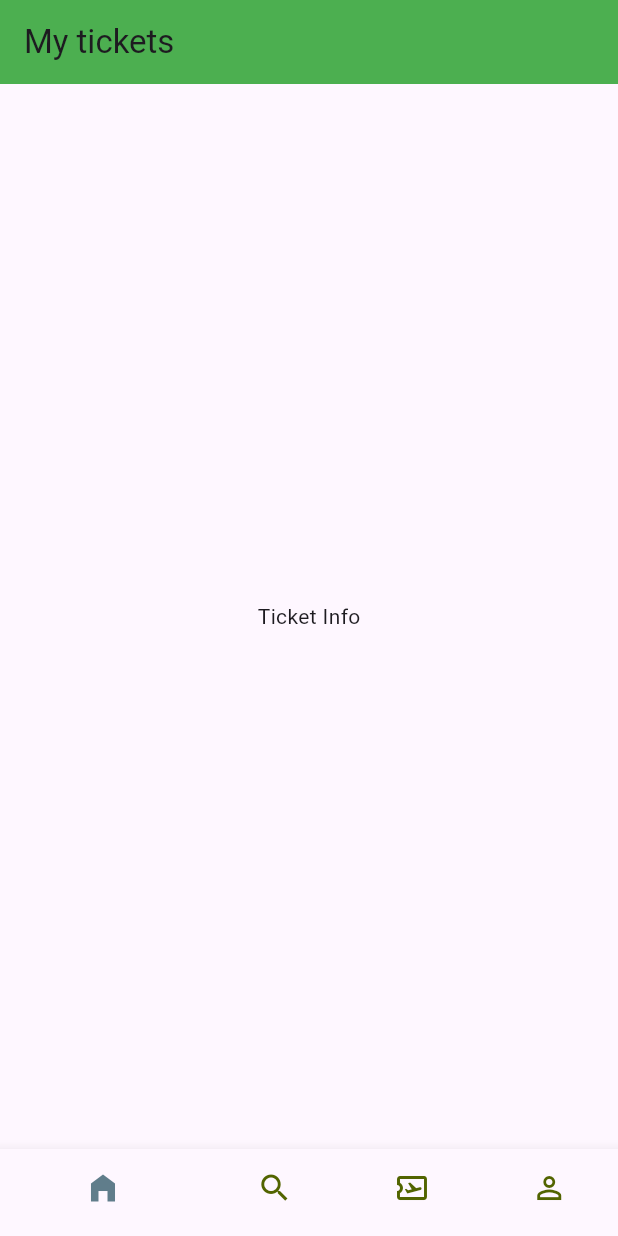
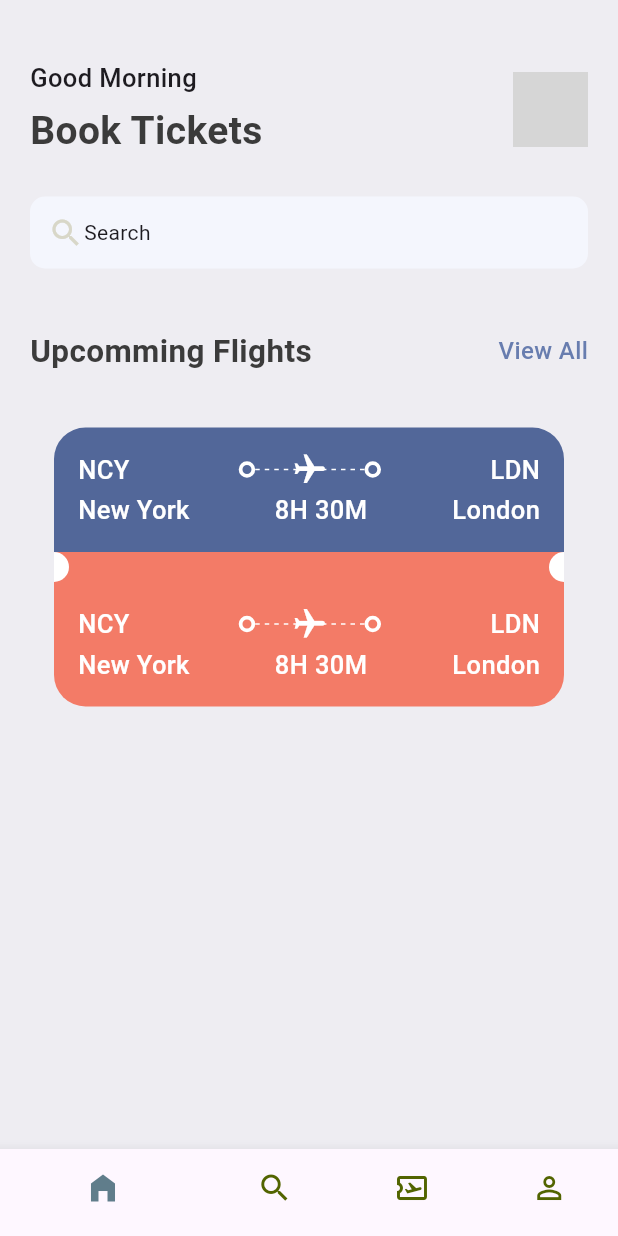
Before and after one commit to fahadahmadshemul/flutterapp, a Flutter app: the screen it shows after launch, on a phone screen of 412 x 824 dp. Run offline on Flutter 3.47's test engine with Material 3 defaults, Android fonts, the phone set to English and light mode, and no system bars; network calls fail; grey boxes are pictures that could not be loaded.

Commit message:
add ticket design search and header

```diff
--- a/lib/base/bottom_nav_bar.dart
+++ b/lib/base/bottom_nav_bar.dart
@@ -1,5 +1,5 @@
-import 'package:flutter/cupertino.dart';
 import 'package:flutter/material.dart';
+import 'package:flutter_practice/screens/home_screen.dart';
 
 class BottomNavBar extends StatefulWidget {
   const BottomNavBar({super.key});
@@ -9,27 +9,50 @@ class BottomNavBar extends StatefulWidget {
 }
 
 class _BottomNavBarState extends State<BottomNavBar> {
+  final AppScreen = [
+    const HomeScreen(),
+    const Center(child: Text("Search")),
+    const Center(child: Text("Tickets")),
+    const Center(child: Text("Profile")),
+  ];
+
+  //change out index for BottomNavBar
+  int __selectedIndex = 0;
+
+  void __onItemTapped(int index) {
+    setState(() {
+      __selectedIndex = index;
+    });
+  }
+
   @override
   Widget build(BuildContext context) {
     return Scaffold(
-      appBar: AppBar(
-        title: Text("My tickets"),
-        backgroundColor: Colors.green,
-      ),
-      body: Center(
-        child: Text("Ticket Info"),
-      ),
+      body: AppScreen[__selectedIndex],
       bottomNavigationBar: BottomNavigationBar(
-        selectedItemColor: Colors.blueGrey,
-        unselectedItemColor: const Color(0xFF526400),
-        showSelectedLabels: false,
-        items: [
-          BottomNavigationBarItem(icon: Icon(Icons.home), label: "Home", activeIcon: Icon((Icons.home_filled))),
-          BottomNavigationBarItem(icon: Icon(Icons.search), label: "Search", activeIcon: Icon((Icons.search_sharp))),
-          BottomNavigationBarItem(icon: Icon(Icons.airplane_ticket_outlined), label: "Tickets", activeIcon: Icon((Icons.airplane_ticket_sharp))),
-          BottomNavigationBarItem(icon: Icon(Icons.person_outline_sharp), label: "Profile", activeIcon: Icon((Icons.person))),
-        ]
-      ),
+          currentIndex: __selectedIndex,
+          onTap: __onItemTapped,
+          selectedItemColor: Colors.blueGrey,
+          unselectedItemColor: const Color(0xFF526400),
+          showSelectedLabels: false,
+          items: [
+            BottomNavigationBarItem(
+                icon: Icon(Icons.home_outlined),
+                label: "Home",
+                activeIcon: Icon((Icons.home_filled))),
+            BottomNavigationBarItem(
+                icon: Icon(Icons.search),
+                label: "Search",
+                activeIcon: Icon((Icons.search_sharp))),
+            BottomNavigationBarItem(
+                icon: Icon(Icons.airplane_ticket_outlined),
+                label: "Tickets",
+                activeIcon: Icon((Icons.airplane_ticket_sharp))),
+            BottomNavigationBarItem(
+                icon: Icon(Icons.person_outline_sharp),
+                label: "Profile",
+                activeIcon: Icon((Icons.person))),
+          ]),
     );
   }
 }
--- /dev/null
+++ b/lib/base/res/styles/app_style.dart
@@ -0,0 +1,22 @@
+import 'package:flutter/material.dart';
+
+Color primary = Color(0xFF687daf);
+
+class AppStyle {
+  static Color primaryColor = primary;
+  static Color textColor = const Color(0xFF3b3b3b);
+  static Color bgColor = const Color(0xFFeeedf2);
+  static Color ticketBlue = const Color(0xFF526799);
+  static Color ticketOrange = const Color(0xFFF37B67);
+
+  static TextStyle textStyle =
+  TextStyle(fontSize: 16, color: textColor, fontWeight: FontWeight.w500);
+
+  static TextStyle headlineStyleOne =
+  TextStyle(fontSize: 26, fontWeight: FontWeight.bold, color: textColor);
+  static TextStyle headlineStyleTwo =
+  TextStyle(fontSize: 21, fontWeight: FontWeight.bold, color: textColor);
+
+  static TextStyle headlineStyleThree =
+  const TextStyle(fontSize: 17, fontWeight: FontWeight.w500);
+}
--- /dev/null
+++ b/lib/base/widgets/app_double_text.dart
@@ -0,0 +1,29 @@
+import 'package:flutter/material.dart';
+import 'package:flutter_practice/base/res/styles/app_style.dart';
+
+class AppDoubleText extends StatelessWidget {
+  const AppDoubleText(
+      {Key? key, required this.bigText, required this.smallText})
+      : super(key: key);
+
+  final String bigText;
+  final String smallText;
+
+  @override
+  Widget build(BuildContext context) {
+    return Row(
+      mainAxisAlignment: MainAxisAlignment.spaceBetween,
+      children: [
+        Text(
+          bigText,
+          style: AppStyle.headlineStyleTwo,
+        ),
+        InkWell(
+          onTap: () {},
+          child: Text(smallText,
+              style: AppStyle.textStyle.copyWith(color: AppStyle.primaryColor)),
+        )
+      ],
+    );
+  }
+}
--- /dev/null
+++ b/lib/base/widgets/app_layout_builder_widget.dart
@@ -0,0 +1,29 @@
+import 'package:flutter/material.dart';
+
+class AppLayoutBuilder extends StatelessWidget {
+  final int randomDivider; // Corrected variable name to follow Dart conventions
+  const AppLayoutBuilder({Key? key, required this.randomDivider})
+      : super(key: key);
+
+  @override
+  Widget build(BuildContext context) {
+    return LayoutBuilder(
+      builder: (BuildContext context, BoxConstraints constraints) {
+        return Flex(
+          mainAxisAlignment: MainAxisAlignment.spaceBetween,
+          direction: Axis.horizontal,
+          children: List.generate(
+            (constraints.maxWidth / randomDivider).floor(), // Use maxWidth
+                (index) => SizedBox(
+              width: 3,
+              height: 1,
+              child: DecoratedBox(
+                decoration: BoxDecoration(color: Colors.white),
+              ),
+            ),
+          ),
+        );
+      },
+    );
+  }
+}
--- /dev/null
+++ b/lib/base/widgets/big_circle.dart
@@ -0,0 +1,28 @@
+import 'package:flutter/material.dart';
+
+class BigCircle extends StatelessWidget {
+  final bool isRight;
+  const BigCircle({Key? key, required this.isRight}) : super(key: key);
+
+  @override
+  Widget build(BuildContext context) {
+    return Row(
+      children: [
+        SizedBox(
+          height: 20,
+          width: 10,
+          child: DecoratedBox(
+              decoration: BoxDecoration(
+                  color: Colors.white,
+                  borderRadius: isRight == false
+                      ? BorderRadius.only(
+                      topRight: Radius.circular(10),
+                      bottomRight: Radius.circular(10))
+                      : BorderRadius.only(
+                      topLeft: Radius.circular(10),
+                      bottomLeft: Radius.circular(10)))),
+        )
+      ],
+    );
+  }
+}
--- /dev/null
+++ b/lib/base/widgets/big_dot.dart
@@ -0,0 +1,16 @@
+import 'package:flutter/material.dart';
+
+class BigDot extends StatelessWidget {
+  const BigDot({Key? key}) : super(key: key);
+
+  @override
+  Widget build(BuildContext context) {
+    return Container(
+      padding: EdgeInsets.all(3),
+      decoration: BoxDecoration(
+        border: Border.all(width: 2.5, color: Colors.white),
+        borderRadius: BorderRadius.circular(20),
+      ),
+    );
+  }
+}
--- /dev/null
+++ b/lib/base/widgets/ticket_view.dart
@@ -0,0 +1,178 @@
+import 'package:flutter/material.dart';
+import 'package:flutter_practice/base/res/styles/app_style.dart';
+import 'package:flutter_practice/base/widgets/app_layout_builder_widget.dart';
+import 'package:flutter_practice/base/widgets/big_circle.dart';
+import 'package:flutter_practice/base/widgets/big_dot.dart';
+
+class TicketView extends StatelessWidget {
+  const TicketView({Key? key}) : super(key: key);
+
+  @override
+  Widget build(BuildContext context) {
+    final size = MediaQuery.of(context).size;
+    return SizedBox(
+        width: size.width * 85,
+        height: 300,
+        child: Container(
+            margin: EdgeInsets.all(16),
+            child: Column(
+              children: [
+                Container(
+                  padding: EdgeInsets.all(16),
+                  decoration: BoxDecoration(
+                      color: AppStyle.ticketBlue,
+                      borderRadius: BorderRadius.only(
+                          topLeft: Radius.circular(21),
+                          topRight: Radius.circular(21))),
+                  child: Center(
+                    child: Column(children: [
+                      //show departure and destination with icons
+                      Row(children: [
+                        Text(
+                          "NCY",
+                          style: AppStyle.headlineStyleThree
+                              .copyWith(color: Colors.white),
+                        ),
+                        Expanded(child: Container()),
+                        BigDot(),
+                        Expanded(
+                            child: Stack(
+                              children: [
+                                SizedBox(
+                                  height: 24,
+                                  child: AppLayoutBuilder(
+                                    randomDivider: 6,
+                                  ),
+                                ),
+                                Center(
+                                    child: Transform.rotate(
+                                        angle: 1.57,
+                                        child: Icon(
+                                          Icons.flight,
+                                          color: Colors.white,
+                                        )))
+                              ],
+                            )),
+                        BigDot(),
+                        Expanded(child: Container()),
+                        Text(
+                          "LDN",
+                          style: AppStyle.headlineStyleThree
+                              .copyWith(color: Colors.white),
+                        )
+                      ]),
+
+                      SizedBox(
+                        height: 3,
+                      ),
+                      //show departure and destination with time
+                      Row(
+                          mainAxisAlignment: MainAxisAlignment.spaceBetween,
+                          children: [
+                            Text(
+                              "New York",
+                              style: AppStyle.headlineStyleThree
+                                  .copyWith(color: Colors.white),
+                            ),
+                            Text(
+                              "8H 30M",
+                              style: AppStyle.headlineStyleThree
+                                  .copyWith(color: Colors.white),
+                            ),
+                            Text(
+                              "London",
+                              style: AppStyle.headlineStyleThree
+                                  .copyWith(color: Colors.white),
+                            )
+                          ]),
+                    ]),
+                  ),
+                ),
+                Container(
+                  height: 20,
+                  color: AppStyle.ticketOrange,
+                  child: Row(
+                    children: [
+                      BigCircle(isRight: false),
+                      Expanded(child: Container()),
+                      BigCircle(
+                        isRight: true,
+                      ),
+                    ],
+                  ),
+                ),
+                Container(
+                  padding: EdgeInsets.all(16),
+                  decoration: BoxDecoration(
+                      color: AppStyle.ticketOrange,
+                      borderRadius: BorderRadius.only(
+                          bottomLeft: Radius.circular(21),
+                          bottomRight: Radius.circular(21))),
+                  child: Center(
+                    child: Column(children: [
+                      //show departure and destination with icons
+                      Row(children: [
+                        Text(
+                          "NCY",
+                          style: AppStyle.headlineStyleThree
+                              .copyWith(color: Colors.white),
+                        ),
+                        Expanded(child: Container()),
+                        BigDot(),
+                        Expanded(
+                            child: Stack(
+                              children: [
+                                SizedBox(
+                                  height: 24,
+                                  child: AppLayoutBuilder(
+                                    randomDivider: 6,
+                                  ),
+                                ),
+                                Center(
+                                    child: Transform.rotate(
+                                        angle: 1.57,
+                                        child: Icon(
+                                          Icons.flight,
+                                          color: Colors.white,
+                                        )))
+                              ],
+                            )),
+                        BigDot(),
+                        Expanded(child: Container()),
+                        Text(
+                          "LDN",
+                          style: AppStyle.headlineStyleThree
+                              .copyWith(color: Colors.white),
+                        )
+                      ]),
+
+                      SizedBox(
+                        height: 3,
+                      ),
+                      //show departure and destination with time
+                      Row(
+                          mainAxisAlignment: MainAxisAlignment.spaceBetween,
+                          children: [
+                            Text(
+                              "New York",
+                              style: AppStyle.headlineStyleThree
+                                  .copyWith(color: Colors.white),
+                            ),
+                            Text(
+                              "8H 30M",
+                              style: AppStyle.headlineStyleThree
+                                  .copyWith(color: Colors.white),
+                            ),
+                            Text(
+                              "London",
+                              style: AppStyle.headlineStyleThree
+                                  .copyWith(color: Colors.white),
+                            )
+                          ]),
+                    ]),
+                  ),
+                ),
+              ],
+            )));
+  }
+}
--- a/lib/main.dart
+++ b/lib/main.dart
@@ -12,8 +12,8 @@ class MyApp extends StatelessWidget {
   @override
   Widget build(BuildContext context) {
     return MaterialApp(
+      debugShowCheckedModeBanner: false,
       home: BottomNavBar(),
-      debugShowCheckedModeBanner: false,
     );
   }
 }
--- /dev/null
+++ b/lib/screens/home_screen.dart
@@ -0,0 +1,73 @@
+import 'package:flutter/material.dart';
+import 'package:flutter_practice/base/res/styles/app_style.dart';
+import 'package:flutter_practice/base/widgets/app_double_text.dart';
+import 'package:flutter_practice/base/widgets/ticket_view.dart';
+
+class HomeScreen extends StatelessWidget {
+  const HomeScreen({super.key});
+  @override
+  Widget build(BuildContext context) {
+    return Scaffold(
+      backgroundColor: AppStyle.bgColor,
+      //we take listView sothat we make it scrollable
+      body: ListView(children: [
+        const SizedBox(height: 40),
+        Container(
+          padding: const EdgeInsets.symmetric(horizontal: 20),
+          child: Column(
+            children: [
+              Row(
+                mainAxisAlignment: MainAxisAlignment.spaceBetween,
+                children: [
+                  Column(
+                    crossAxisAlignment: CrossAxisAlignment.start,
+                    children: [
+                      Text("Good Morning", style: AppStyle.headlineStyleThree),
+                      SizedBox(
+                        height: 5,
+                      ),
+                      Text("Book Tickets", style: AppStyle.headlineStyleOne),
+                    ],
+                  ),
+                  Container(
+                      height: 50,
+                      width: 50,
+                      decoration: BoxDecoration(
+                        borderRadius: BorderRadius.circular(10),
+                        image: DecorationImage(
+                          image: NetworkImage(
+                            'https://codecanyon8.kreativdev.com/evento/assets/admin/img/64533cea2a869.ico',
+                          ),
+                          fit: BoxFit.cover,
+                        ),
+                      ))
+                ],
+              ),
+              const SizedBox(height: 25),
+              Container(
+                padding:
+                const EdgeInsets.symmetric(horizontal: 12, vertical: 12),
+                decoration: BoxDecoration(
+                    borderRadius: BorderRadius.circular(10),
+                    color: Color(0xFFF4F6FD)),
+                child: Row(
+                  children: [
+                    Icon(Icons.search, color: Color(0xffd8d7c8)),
+                    Text("Search"),
+                  ],
+                ),
+              ),
+              const SizedBox(height: 40),
+              const AppDoubleText(
+                  bigText: 'Upcomming Flights', smallText: 'View All'),
+              const SizedBox(
+                height: 20,
+              ),
+              TicketView(),
+            ],
+          ),
+        ),
+      ]),
+    );
+  }
+}
```
